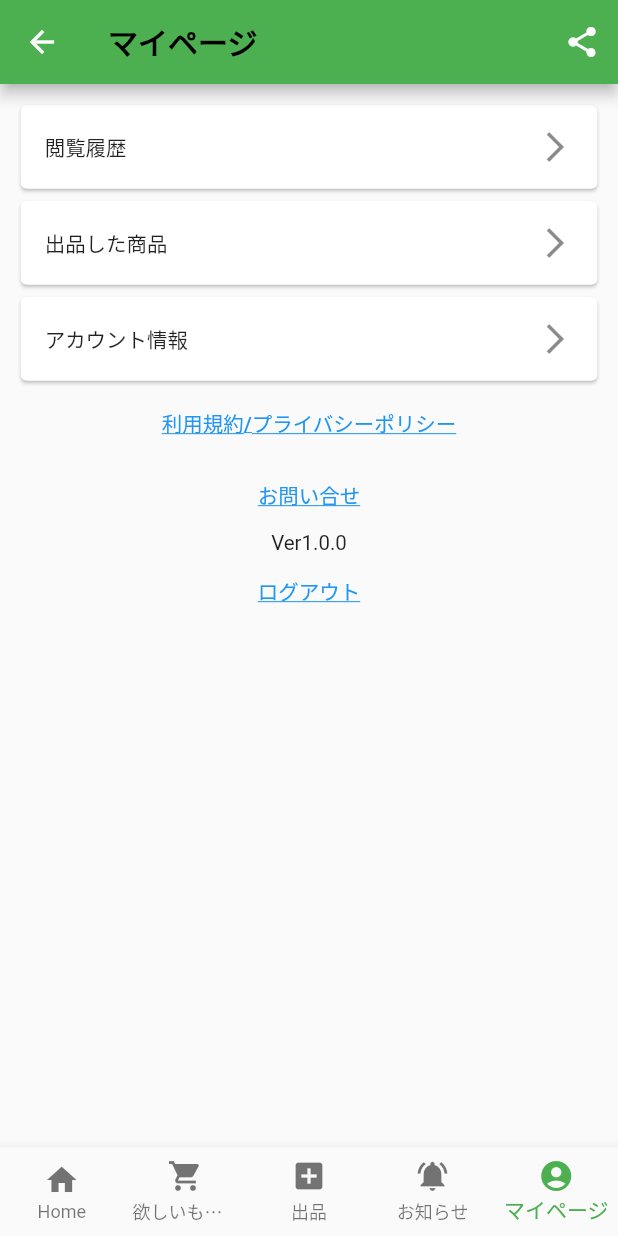
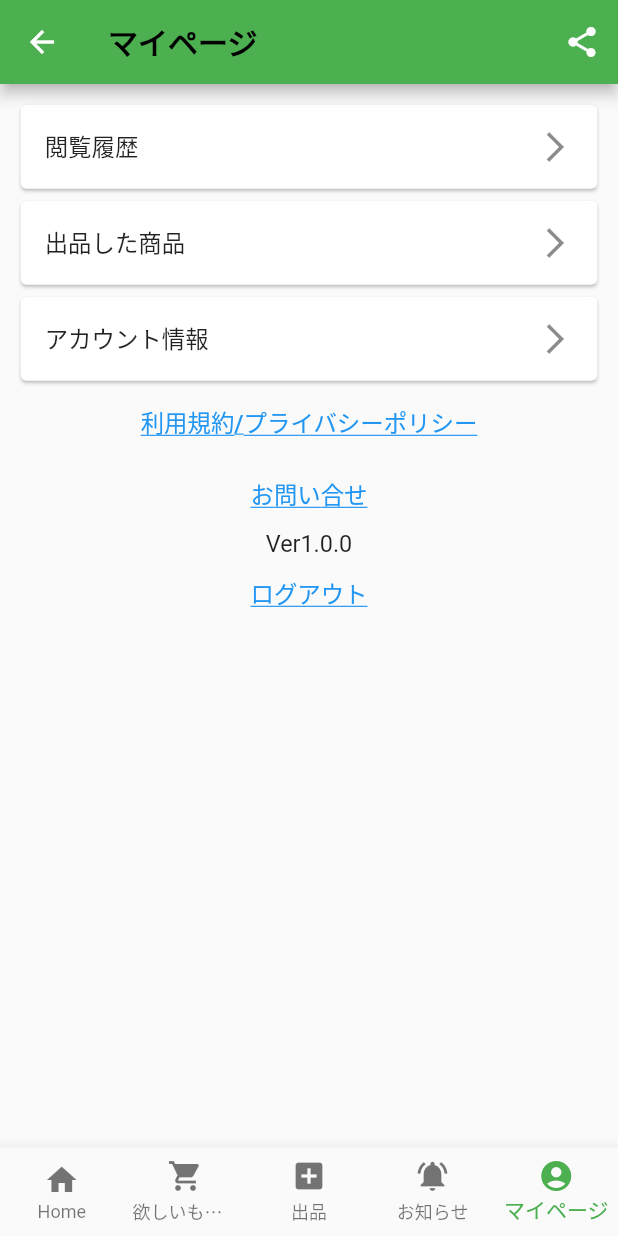
Before and after one commit to CoreForceNITech/share_box, a Flutter app: the MyPage screen opened directly, on a phone screen of 412 x 824 dp. Run offline on Flutter 3.47's test engine with Material 2 defaults, Android fonts, the phone set to English and light mode, and no system bars; our stand-ins replace flutter_secure_storage, get, share_plus; accounts and stored records are empty.

Commit message:
ver0.3.0.1 firebasePackageのiosとandroid対応を追加および文字のサイズ調整

```diff
--- a/lib/Pages/announcement.dart
+++ b/lib/Pages/announcement.dart
@@ -30,7 +30,7 @@ class _AnnouncementState extends State<Announcement> {
                 Text(
                   '現在お知らせはありません。',
                   style: TextStyle(
-                    fontSize: Dimensions.font14,
+                    fontSize: Dimensions.font16,
                   ),
                 ),
               ],
--- a/lib/Pages/my_page.dart
+++ b/lib/Pages/my_page.dart
@@ -46,7 +46,7 @@ class _MyPageState extends State<MyPage> {
                           title: Text(
                             '閲覧履歴',
                             style: TextStyle(
-                              fontSize: Dimensions.font14,
+                              fontSize: Dimensions.font16,
                             ),
                           ),
                           trailing: const Icon(Icons.arrow_forward_ios_sharp),
@@ -60,7 +60,7 @@ class _MyPageState extends State<MyPage> {
                           title: Text(
                             '出品した商品',
                             style: TextStyle(
-                              fontSize: Dimensions.font14,
+                              fontSize: Dimensions.font16,
                             ),
                           ),
                           trailing: const Icon(Icons.arrow_forward_ios_sharp),
@@ -74,7 +74,7 @@ class _MyPageState extends State<MyPage> {
                           title: Text(
                             'アカウント情報',
                             style: TextStyle(
-                              fontSize: Dimensions.font14,
+                              fontSize: Dimensions.font16,
                             ),
                           ),
                           trailing: const Icon(Icons.arrow_forward_ios_sharp),
@@ -92,7 +92,7 @@ class _MyPageState extends State<MyPage> {
                     style: TextStyle(
                       color: Colors.blue,
                       decoration: TextDecoration.underline,
-                      fontSize: Dimensions.font14,
+                      fontSize: Dimensions.font16,
                     ),
                   ),
                   onPressed: () {
@@ -105,7 +105,7 @@ class _MyPageState extends State<MyPage> {
                     style: TextStyle(
                       color: Colors.blue,
                       decoration: TextDecoration.underline,
-                      fontSize: Dimensions.font14,
+                      fontSize: Dimensions.font16,
                     ),
                   ),
                   onPressed: () {
@@ -115,7 +115,7 @@ class _MyPageState extends State<MyPage> {
                 Text(
                   'Ver1.0.0',
                   style: TextStyle(
-                    fontSize: Dimensions.font14,
+                    fontSize: Dimensions.font16,
                   ),
                 ),
                 TextButton(
@@ -124,7 +124,7 @@ class _MyPageState extends State<MyPage> {
                     style: TextStyle(
                       color: Colors.blue,
                       decoration: TextDecoration.underline,
-                      fontSize: Dimensions.font14,
+                      fontSize: Dimensions.font16,
                     ),
                   ),
                   onPressed: () {
--- a/lib/Pages/mypage_pages/account_information.dart
+++ b/lib/Pages/mypage_pages/account_information.dart
@@ -29,7 +29,7 @@ class _AccountInformationState extends State<AccountInformation> {
                 Text(
                   'まだアカウントを登録していません。',
                   style: TextStyle(
-                    fontSize: Dimensions.font14,
+                    fontSize: Dimensions.font16,
                   ),
                 ),
               ],
--- a/lib/Pages/mypage_pages/browsing_history.dart
+++ b/lib/Pages/mypage_pages/browsing_history.dart
@@ -29,7 +29,7 @@ class _BrowsingHistoryState extends State<BrowsingHistory> {
                 Text(
                   'まだ閲覧していません。',
                   style: TextStyle(
-                    fontSize: Dimensions.font14,
+                    fontSize: Dimensions.font16,
                   ),
                 ),
               ],
--- a/lib/Pages/mypage_pages/exhibited_products.dart
+++ b/lib/Pages/mypage_pages/exhibited_products.dart
@@ -29,7 +29,7 @@ class _ExhibitedProductsState extends State<ExhibitedProducts> {
                 Text(
                   'まだ出品していません。',
                   style: TextStyle(
-                    fontSize: Dimensions.font14,
+                    fontSize: Dimensions.font16,
                   ),
                 ),
               ],
--- a/lib/Pages/mypage_pages/inquiry.dart
+++ b/lib/Pages/mypage_pages/inquiry.dart
@@ -29,7 +29,7 @@ class _InquiryState extends State<Inquiry> {
                 Text(
                   '現在お問い合わせできません。',
                   style: TextStyle(
-                    fontSize: Dimensions.font14,
+                    fontSize: Dimensions.font16,
                   ),
                 ),
               ],
--- a/lib/Pages/mypage_pages/privacy_policy.dart
+++ b/lib/Pages/mypage_pages/privacy_policy.dart
@@ -29,7 +29,7 @@ class _PrivacyPolicyState extends State<PrivacyPolicy> {
                 Text(
                   'まだプライバシーポリシーを登録していません。',
                   style: TextStyle(
-                    fontSize: Dimensions.font14,
+                    fontSize: Dimensions.font16,
                   ),
                 ),
               ],
```
Also changed, not shown: pubspec.lock, 7 other files.
